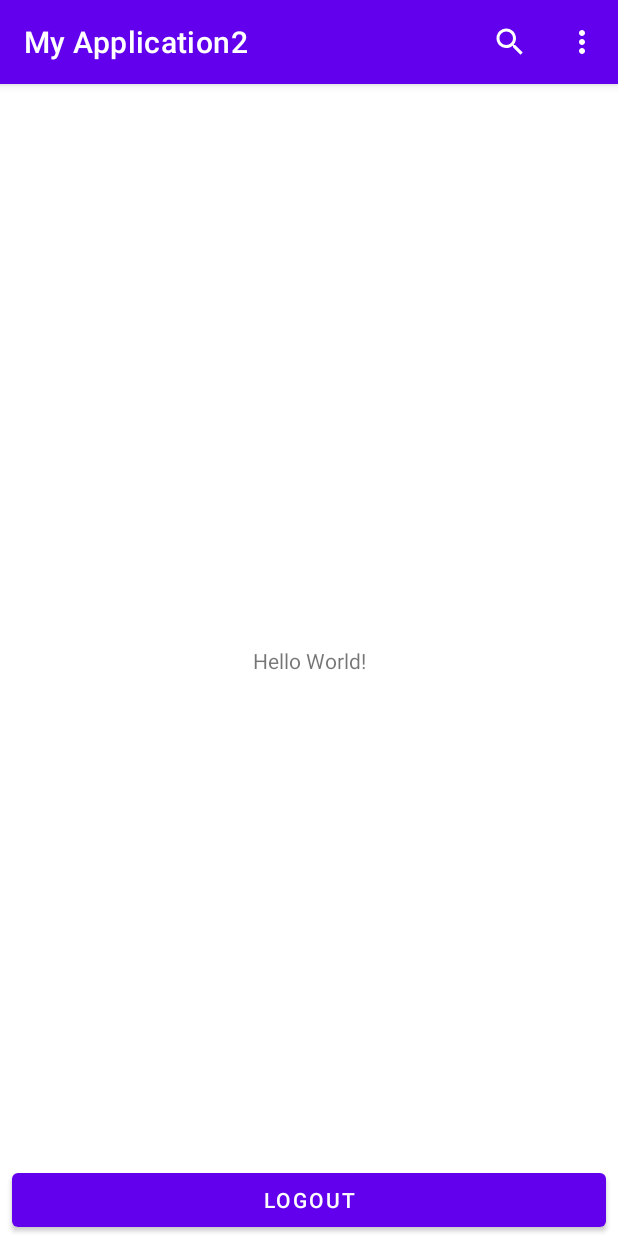
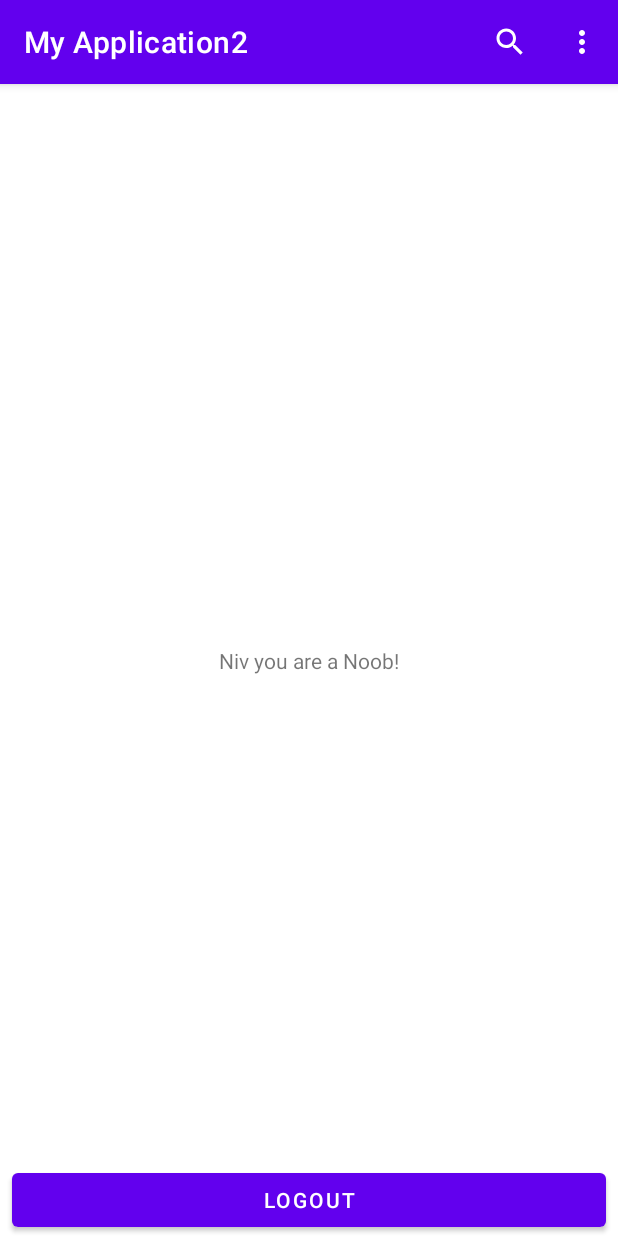
Before and after one commit to ckadltmf/lost-foundd-, an Android app: the screen it shows after launch once a user with an empty profile is signed in (MainActivity), on a phone screen of 412 x 824 dp. Run offline under Robolectric (Android 15) with nearby library versions, the phone set to English and light mode, and no system bars; our stand-ins replace Firebase (no records; nobody signed in at launch, a user with empty details on screens opened directly); Roboto replaces fonts that are not available here.

```diff
--- /dev/null
+++ b/app/src/main/java/com/example/myapplication2/Credits.java
@@ -0,0 +1,4 @@
+package com.example.myapplication2;
+
+public class Credits {
+}
--- /dev/null
+++ b/app/src/main/java/com/example/myapplication2/Found.java
@@ -0,0 +1,4 @@
+package com.example.myapplication2;
+
+public class Found {
+}
--- /dev/null
+++ b/app/src/main/java/com/example/myapplication2/Lost.java
@@ -0,0 +1,4 @@
+package com.example.myapplication2;
+
+public class Lost {
+}
--- a/app/src/main/res/layout/activity_main.xml
+++ b/app/src/main/res/layout/activity_main.xml
@@ -9,7 +9,7 @@
     <TextView
         android:layout_width="wrap_content"
         android:layout_height="wrap_content"
-        android:text="Hello World!"
+        android:text="Niv you are a Noob!"
         app:layout_constraintBottom_toBottomOf="parent"
         app:layout_constraintLeft_toLeftOf="parent"
         app:layout_constraintRight_toRightOf="parent"
```
